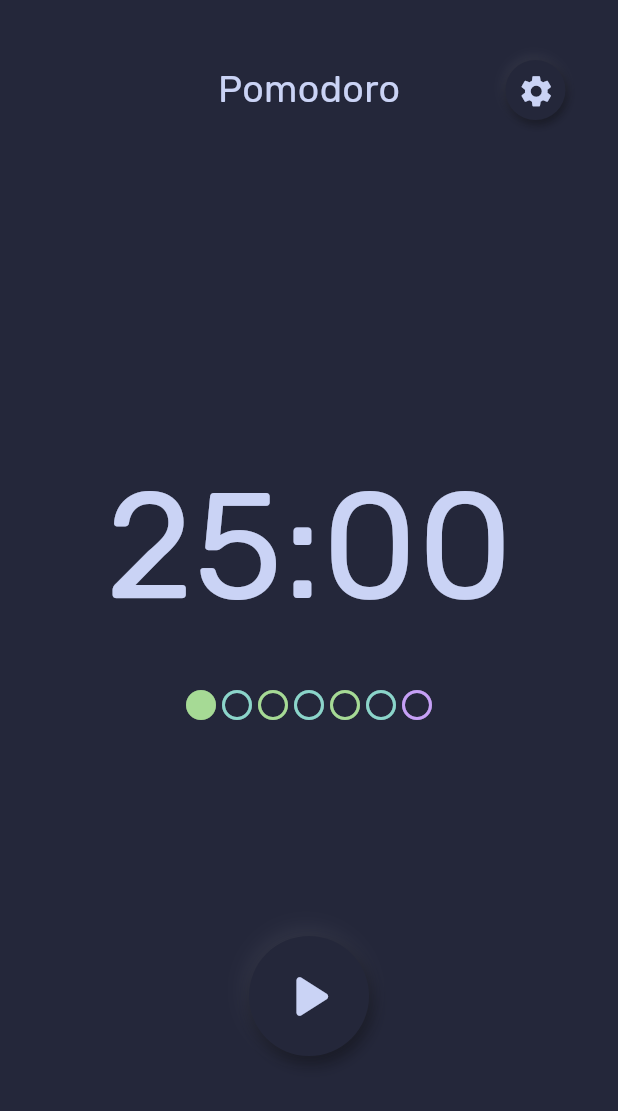
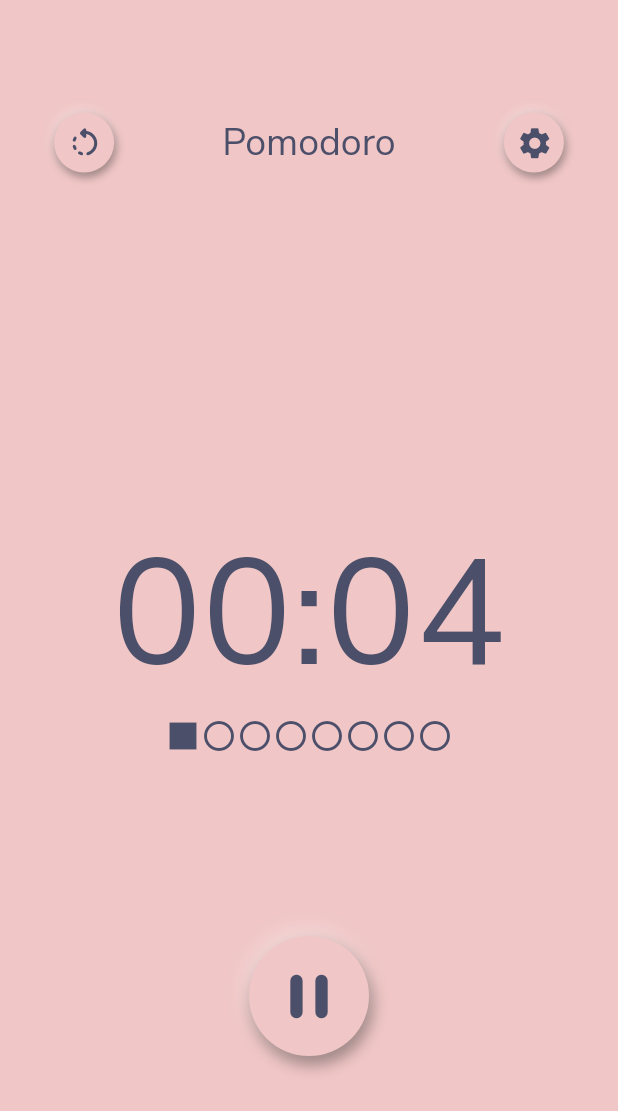
Before and after one commit to Jeshwin/tiny_projects_2023, a Flutter app: the screen it shows after launch, after a tap on the "play arrow" icon, on a phone screen of 412 x 824 dp. Shown: the top 1111 px of the screen. Run offline on Flutter 3.47's test engine with Material 2 defaults, Android fonts, the light colour scheme and no system bars.

Commit message:
Add functional timer

```diff
--- a/flutter/pomodoro_timer/lib/components/neumorphic_button.dart
+++ b/flutter/pomodoro_timer/lib/components/neumorphic_button.dart
@@ -1,17 +1,17 @@
 import 'package:flutter/material.dart';
-import '../styles/catppuccin.dart';
 
 class NeumorphicButton extends StatelessWidget {
-  const NeumorphicButton({
-    super.key,
-    required this.size,
-    required this.icon,
-    required this.onPressed,
-  });
+  const NeumorphicButton(
+      {super.key,
+      required this.size,
+      required this.icon,
+      required this.onPressed,
+      required this.color});
 
   final double size;
   final IconData icon;
   final void Function() onPressed;
+  final Color color;
 
   @override
   Widget build(BuildContext context) {
@@ -19,18 +19,20 @@ class NeumorphicButton extends StatelessWidget {
       height: size,
       width: size,
       decoration: BoxDecoration(
-        color: Catppuccin().base,
+        color: color,
         shape: BoxShape.circle,
         boxShadow: [
           BoxShadow(
             offset: Offset(size / 40, size / 16),
-            color: Catppuccin().neumorphismDark,
+            color: Colors.black38,
             blurRadius: size / 10,
             spreadRadius: 0.5,
           ),
           BoxShadow(
             offset: Offset(size / -40, size / -20),
-            color: Catppuccin().neumorphismLight,
+            color: (Theme.of(context).brightness == Brightness.light)
+                ? Colors.white38
+                : Colors.white12,
             blurRadius: size / 6.67,
             spreadRadius: 0.1,
           ),
@@ -41,7 +43,7 @@ class NeumorphicButton extends StatelessWidget {
         icon: Icon(
           icon,
           size: size / 1.6,
-          color: Catppuccin().text,
+          color: Theme.of(context).primaryColor,
         ),
       ),
     );
--- a/flutter/pomodoro_timer/lib/components/pomodoro_dots.dart
+++ b/flutter/pomodoro_timer/lib/components/pomodoro_dots.dart
@@ -1,15 +1,16 @@
 import 'package:flutter/material.dart';
-import '../styles/catppuccin.dart';
 
 class PomodoroDots extends StatelessWidget {
   const PomodoroDots({
     super.key,
     required this.numCycles,
-    this.currentDot = 0,
+    required this.currentDot,
+    required this.isRunning,
   });
 
   final int numCycles;
   final int currentDot;
+  final bool isRunning;
 
   @override
   Widget build(BuildContext context) {
@@ -18,25 +19,21 @@ class PomodoroDots extends StatelessWidget {
     IconData iconToAdd = Icons.circle_outlined;
 
     // Add work and short break
-    for (var i = 0; i < numCycles; i++) {
+    for (var i = 0; i <= numCycles * 2; i++) {
       if (completed > 0) {
         iconToAdd = Icons.circle;
+      } else if (completed == 0) {
+        if (isRunning) {
+          iconToAdd = Icons.square;
+        } else {
+          iconToAdd = Icons.circle_outlined;
+        }
       } else {
         iconToAdd = Icons.circle_outlined;
       }
       childrenDots.add(Icon(
         iconToAdd,
-        color: Catppuccin().green,
-      ));
-      completed--;
-      if (completed > 0) {
-        iconToAdd = Icons.circle;
-      } else {
-        iconToAdd = Icons.circle_outlined;
-      }
-      childrenDots.add(Icon(
-        iconToAdd,
-        color: Catppuccin().teal,
+        color: Theme.of(context).primaryColor,
       ));
       completed--;
     }
@@ -44,12 +41,18 @@ class PomodoroDots extends StatelessWidget {
     // Add long break
     if (completed > 0) {
       iconToAdd = Icons.circle;
+    } else if (completed == 0) {
+      if (isRunning) {
+        iconToAdd = Icons.square;
+      } else {
+        iconToAdd = Icons.circle_outlined;
+      }
     } else {
       iconToAdd = Icons.circle_outlined;
     }
     childrenDots.add(Icon(
       iconToAdd,
-      color: Catppuccin().mauve,
+      color: Theme.of(context).primaryColor,
     ));
 
     return Row(
--- a/flutter/pomodoro_timer/lib/main.dart
+++ b/flutter/pomodoro_timer/lib/main.dart
@@ -1,9 +1,9 @@
+import 'dart:async';
+
 import 'package:flutter/material.dart';
-import 'package:google_fonts/google_fonts.dart';
 import 'package:pomodoro_timer/components/pomodoro_dots.dart';
-import 'styles/catppuccin.dart';
 import 'components/neumorphic_button.dart';
-import 'settings.dart';
+import 'utils/constants.dart';
 
 void main() {
   runApp(const MyApp());
@@ -18,12 +18,16 @@ class MyApp extends StatelessWidget {
     return MaterialApp(
       title: 'Flutter Demo',
       theme: ThemeData(
-        colorScheme: const ColorScheme.light(),
-        useMaterial3: true,
+        brightness: Brightness.light,
+        scaffoldBackgroundColor: const Color(0xffeff1f5),
+        primaryColor: const Color(0xff4c4f69),
+        fontFamily: 'NunitoSans',
       ),
       darkTheme: ThemeData(
-        colorScheme: const ColorScheme.dark(),
-        useMaterial3: true,
+        brightness: Brightness.dark,
+        scaffoldBackgroundColor: const Color(0xff24273a),
+        primaryColor: const Color(0xffcad3f5),
+        fontFamily: 'NunitoSans',
       ),
       home: const MyHomePage(),
     );
@@ -38,45 +42,133 @@ class MyHomePage extends StatefulWidget {
 }
 
 class _MyHomePageState extends State<MyHomePage> {
+  final int _numCycles = 3;
+  int _currentDot = 0;
+
+  bool _isRunning = false;
+
+  Timer? _timer;
+  int _numSeconds = WORK_TIME;
+
+  // Start the timer given the current cycle
+  void _startTimer() {
+    setState(() {
+      _isRunning = true;
+    });
+
+    _timer = Timer.periodic(const Duration(seconds: 1), (timer) {
+      setState(() {
+        if (_numSeconds > 0) {
+          _numSeconds--;
+        } else {
+          _isRunning = false;
+          _currentDot = (_currentDot + 1) % (_numCycles * 2 + 2);
+          _timer?.cancel();
+
+          if (_currentDot == _numCycles * 2 + 1) {
+            _numSeconds = LONG_BREAK_TIME;
+          } else if (_currentDot % 2 == 0) {
+            _numSeconds = WORK_TIME;
+          } else {
+            _numSeconds = SHORT_BREAK_TIME;
+          }
+        }
+      });
+    });
+  }
+
+  // Pause the timer
+  void _pauseTimer() {
+    setState(() {
+      _isRunning = false;
+    });
+    _timer?.cancel();
+  }
+
+  // Cancel the timer
+  void _cancelTimer() {
+    setState(() {
+      _numSeconds = WORK_TIME;
+      _currentDot = 0;
+      _isRunning = false;
+    });
+    _timer?.cancel();
+  }
+
+  // Convert seconds into a printable string
+  String _secondsToString() {
+    return '${(_numSeconds / 60).floor().toString().padLeft(2, '0')}:${(_numSeconds % 60).toString().padLeft(2, '0')}';
+  }
+
+  // Change background color based on session and current brightness
+  Color _backgroundColor() {
+    if (Theme.of(context).brightness == Brightness.light) {
+      if (!_isRunning) {
+        return Theme.of(context).scaffoldBackgroundColor;
+      } else {
+        if (_currentDot == _numCycles * 2 + 1) {
+          return const Color(0xff74c7ec);
+        } else {
+          if (_currentDot % 2 == 0) {
+            return const Color(0xfff0c6c6);
+          } else {
+            return const Color(0xffa6da95);
+          }
+        }
+      }
+    } else {
+      if (!_isRunning) {
+        return Theme.of(context).scaffoldBackgroundColor;
+      } else {
+        if (_currentDot == _numCycles * 2 + 1) {
+          return const Color(0xff04a5e5);
+        } else {
+          if (_currentDot % 2 == 0) {
+            return const Color(0xffdd7878);
+          } else {
+            return const Color(0xff40a02b);
+          }
+        }
+      }
+    }
+  }
+
   @override
   Widget build(BuildContext context) {
     return Scaffold(
-      backgroundColor: Catppuccin().base,
+      backgroundColor: _backgroundColor(),
       body: Center(
         child: Column(
           mainAxisAlignment: MainAxisAlignment.spaceBetween,
           children: <Widget>[
             Container(
               margin: const EdgeInsets.symmetric(
-                vertical: 40,
+                vertical: 75,
               ),
               alignment: Alignment.center,
               child: Row(
                 mainAxisAlignment: MainAxisAlignment.spaceAround,
                 children: [
-                  const SizedBox(
-                    width: 40,
-                    height: 40,
+                  NeumorphicButton(
+                    size: 40,
+                    icon: Icons.rotate_left_rounded,
+                    onPressed: () {
+                      _cancelTimer();
+                    },
+                    color: _backgroundColor(),
                   ),
                   Text(
                     "Pomodoro",
-                    style: GoogleFonts.rubik(
-                      textStyle: TextStyle(
-                        fontSize: 25,
-                        color: Catppuccin().text,
-                      ),
+                    style: TextStyle(
+                      fontSize: 25,
+                      color: Theme.of(context).primaryColor,
                     ),
                   ),
                   NeumorphicButton(
                     size: 40,
                     icon: Icons.settings,
-                    onPressed: () {
-                      Navigator.of(context).push(
-                        MaterialPageRoute(
-                          builder: (context) => const SettingsPage(),
-                        ),
-                      );
-                    },
+                    onPressed: () {},
+                    color: _backgroundColor(),
                   ),
                 ],
               ),
@@ -86,18 +178,17 @@ class _MyHomePageState extends State<MyHomePage> {
                 top: 150,
               ),
               child: Text(
-                "25:00",
-                style: GoogleFonts.rubik(
-                  textStyle: TextStyle(
-                    fontSize: 100,
-                    color: Catppuccin().text,
-                  ),
+                _secondsToString(),
+                style: TextStyle(
+                  fontSize: 100,
+                  color: Theme.of(context).primaryColor,
                 ),
               ),
             ),
-            const PomodoroDots(
-              numCycles: 3,
-              currentDot: 1,
+            PomodoroDots(
+              numCycles: _numCycles,
+              currentDot: _currentDot,
+              isRunning: _isRunning,
             ),
             Container(
               margin: const EdgeInsets.symmetric(
@@ -105,8 +196,17 @@ class _MyHomePageState extends State<MyHomePage> {
               ),
               child: NeumorphicButton(
                 size: 80,
-                icon: Icons.play_arrow_rounded,
-                onPressed: () {},
+                icon: (!_isRunning)
+                    ? Icons.play_arrow_rounded
+                    : Icons.pause_rounded,
+                onPressed: () {
+                  if (_isRunning) {
+                    _pauseTimer();
+                  } else {
+                    _startTimer();
+                  }
+                },
+                color: _backgroundColor(),
               ),
             ),
           ],
--- /dev/null
+++ b/flutter/pomodoro_timer/lib/utils/constants.dart
@@ -0,0 +1,3 @@
+int WORK_TIME = 5; // 1500
+int SHORT_BREAK_TIME = 1; // 300
+int LONG_BREAK_TIME = 3; // 9--
```
Also changed, not shown: flutter/pomodoro_timer/lib/settings.dart (deleted, +0 -316 lines), flutter/pomodoro_timer/pubspec.yaml (+5 -15 lines), flutter/pomodoro_timer/fonts/NunitoSans-VariableFont_YTLC,opsz,wdth,wght.ttf (added), flutter/pomodoro_timer/pubspec.lock, 7 other files.
